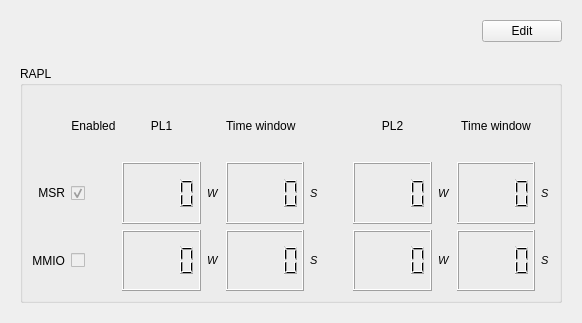
Before: the Qt Designer form widget_rapl.ui in NativCos/laptop_power, drawn with Qt 5.
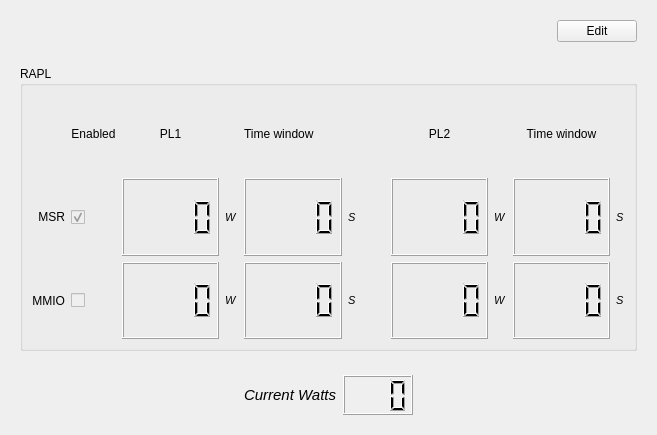
After: the same form once the commit is applied.

Commit message: add watts display

Diff of the .ui file:
```diff
--- a/widget_rapl.ui
+++ b/widget_rapl.ui
@@ -6,8 +6,8 @@
    <rect>
     <x>0</x>
     <y>0</y>
-    <width>582</width>
-    <height>323</height>
+    <width>657</width>
+    <height>435</height>
    </rect>
   </property>
   <property name="windowTitle">
@@ -1329,6 +1329,80 @@
      </widget>
     </widget>
    </item>
+   <item>
+    <widget class="QWidget" name="widget" native="true">
+     <layout class="QHBoxLayout" name="horizontalLayout_5">
+      <item>
+       <spacer name="horizontalSpacer_2">
+        <property name="orientation">
+         <enum>Qt::Horizontal</enum>
+        </property>
+        <property name="sizeHint" stdset="0">
+         <size>
+          <width>223</width>
+          <height>20</height>
+         </size>
+        </property>
+       </spacer>
+      </item>
+      <item>
+       <widget class="QLabel" name="label_6">
+        <property name="font">
+         <font>
+          <pointsize>11</pointsize>
+          <italic>true</italic>
+         </font>
+        </property>
+        <property name="text">
+         <string>Current Watts</string>
+        </property>
+       </widget>
+      </item>
+      <item>
+       <widget class="QLCDNumber" name="lcdNumber_watts">
+        <property name="sizePolicy">
+         <sizepolicy hsizetype="Fixed" vsizetype="Fixed">
+          <horstretch>0</horstretch>
+          <verstretch>0</verstretch>
+         </sizepolicy>
+        </property>
+        <property name="minimumSize">
+         <size>
+          <width>70</width>
+          <height>40</height>
+         </size>
+        </property>
+        <property name="font">
+         <font>
+          <pointsize>12</pointsize>
+          <weight>75</weight>
+          <bold>true</bold>
+         </font>
+        </property>
+        <property name="smallDecimalPoint">
+         <bool>true</bool>
+        </property>
+        <property name="digitCount">
+         <number>3</number>
+        </property>
+       </widget>
+      </item>
+      <item>
+       <spacer name="horizontalSpacer_3">
+        <property name="orientation">
+         <enum>Qt::Horizontal</enum>
+        </property>
+        <property name="sizeHint" stdset="0">
+         <size>
+          <width>223</width>
+          <height>20</height>
+         </size>
+        </property>
+       </spacer>
+      </item>
+     </layout>
+    </widget>
+   </item>
   </layout>
  </widget>
  <resources/>
```
The commit also changes 3 other files.
